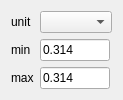
Above: SciDataTool/GUI/WDataRange/WDataRange.ui from Eomys/SciDataTool before the change. Below: the same form after it.
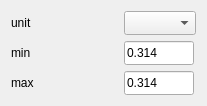
That is the form after the change. Custom widgets are drawn as their Qt base class.

The edit to the form file:
```diff
--- a/SciDataTool/GUI/WDataRange/WDataRange.ui
+++ b/SciDataTool/GUI/WDataRange/WDataRange.ui
@@ -6,8 +6,8 @@
    <rect>
     <x>0</x>
     <y>0</y>
-    <width>122</width>
-    <height>95</height>
+    <width>207</width>
+    <height>96</height>
    </rect>
   </property>
   <property name="windowTitle">
@@ -22,7 +22,14 @@
     </widget>
    </item>
    <item row="0" column="1">
-    <widget class="QComboBox" name="c_unit"/>
+    <widget class="QComboBox" name="c_unit">
+     <property name="minimumSize">
+      <size>
+       <width>0</width>
+       <height>24</height>
+      </size>
+     </property>
+    </widget>
    </item>
    <item row="1" column="0">
     <widget class="QLabel" name="in_min">
@@ -39,6 +46,12 @@
        <verstretch>0</verstretch>
       </sizepolicy>
      </property>
+     <property name="minimumSize">
+      <size>
+       <width>0</width>
+       <height>24</height>
+      </size>
+     </property>
      <property name="maximumSize">
       <size>
        <width>70</width>
@@ -65,6 +78,12 @@
        <verstretch>0</verstretch>
       </sizepolicy>
      </property>
+     <property name="minimumSize">
+      <size>
+       <width>0</width>
+       <height>24</height>
+      </size>
+     </property>
      <property name="maximumSize">
       <size>
        <width>70</width>
```
